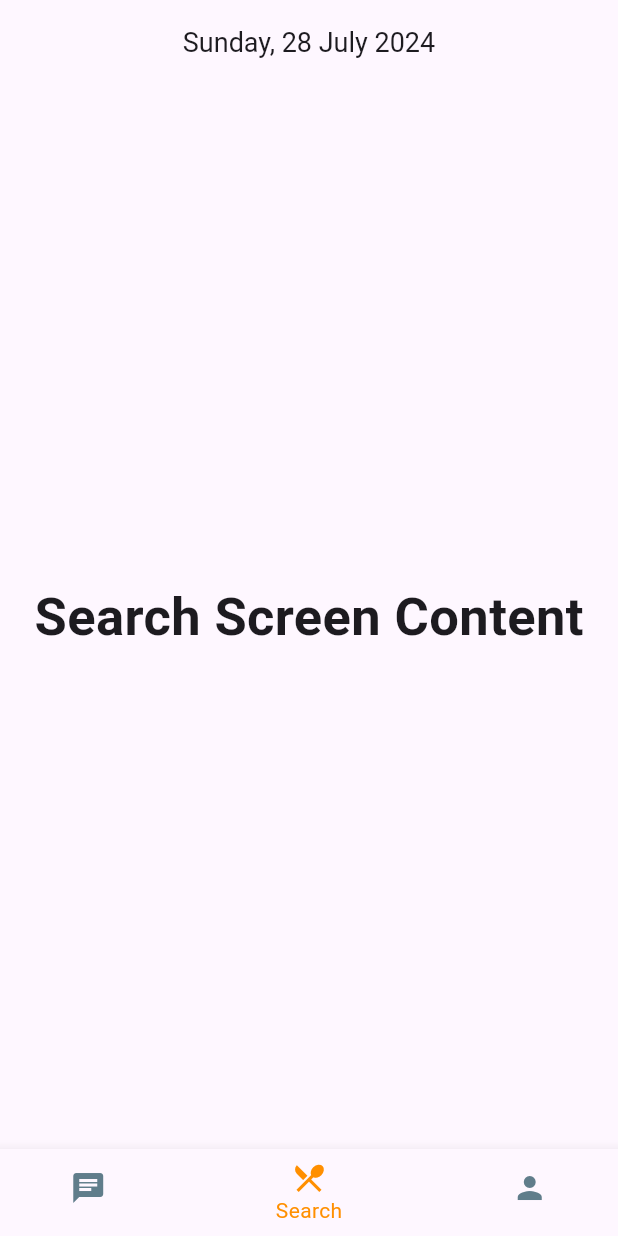
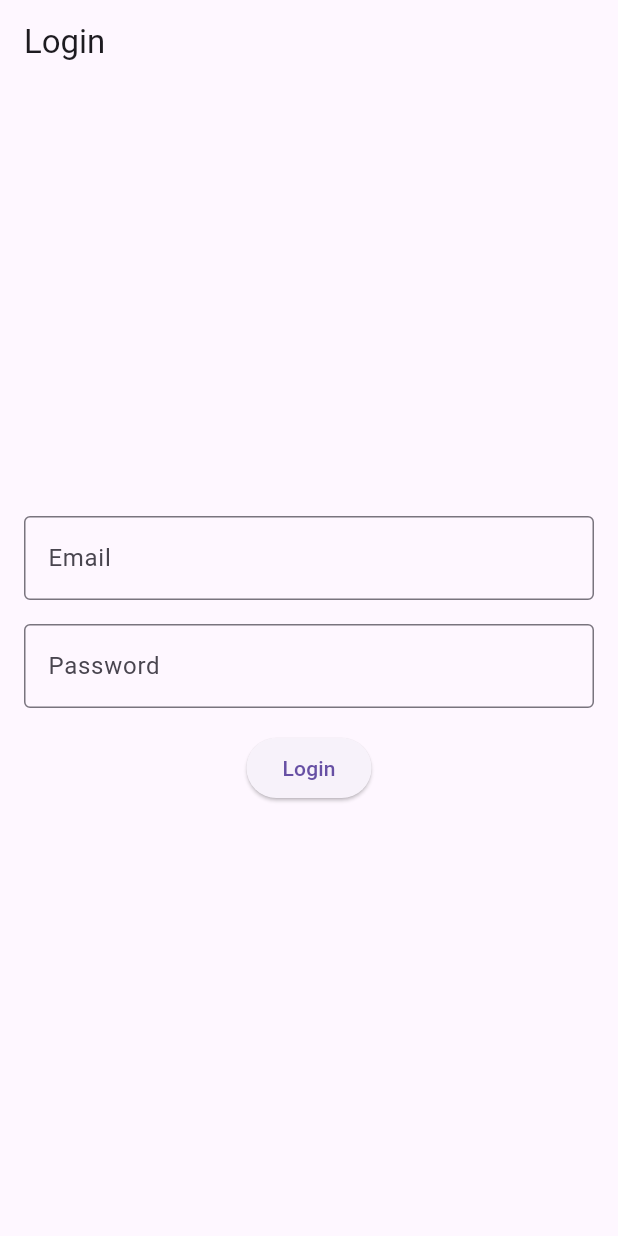
Before and after one commit to QambarOfficial/what_to_eat, a Flutter app: the screen it shows after launch, on a phone screen of 412 x 824 dp. Run offline on Flutter 3.47's test engine with Material 3 defaults, Android fonts, the phone set to English and light mode, and no system bars.

Commit message:
login page intigrated

```diff
--- /dev/null
+++ b/lib/loginPage.dart
@@ -0,0 +1,70 @@
+import 'package:flutter/material.dart';
+import 'main.dart';
+
+class LoginPage extends StatefulWidget {
+  const LoginPage({super.key});
+
+  @override
+  _LoginPageState createState() => _LoginPageState();
+}
+
+class _LoginPageState extends State<LoginPage> {
+  final TextEditingController _emailController = TextEditingController();
+  final TextEditingController _passwordController = TextEditingController();
+
+  void _login() {
+    final String email = _emailController.text;
+    final String password = _passwordController.text;
+
+    // Perform login logic here
+    print('Email: $email');
+    print('Password: $password');
+    if (email == "email" && password == "pass") {
+      Navigator.push(
+        context,
+        MaterialPageRoute(builder: (context) => MyHomePage()),
+      );
+    } else {
+      print("wrong email or password");
+    }
+  }
+
+  @override
+  Widget build(BuildContext context) {
+    return Scaffold(
+      appBar: AppBar(
+        title: const Text('Login'),
+      ),
+      body: Padding(
+        padding: const EdgeInsets.all(16.0),
+        child: Column(
+          mainAxisAlignment: MainAxisAlignment.center,
+          children: <Widget>[
+            TextField(
+              controller: _emailController,
+              decoration: const InputDecoration(
+                labelText: 'Email',
+                border: OutlineInputBorder(),
+              ),
+              keyboardType: TextInputType.emailAddress,
+            ),
+            const SizedBox(height: 16.0),
+            TextField(
+              controller: _passwordController,
+              decoration: const InputDecoration(
+                labelText: 'Password',
+                border: OutlineInputBorder(),
+              ),
+              obscureText: true,
+            ),
+            const SizedBox(height: 16.0),
+            ElevatedButton(
+              onPressed: _login,
+              child: const Text('Login'),
+            ),
+          ],
+        ),
+      ),
+    );
+  }
+}
--- a/lib/main.dart
+++ b/lib/main.dart
@@ -2,6 +2,8 @@ import 'package:flutter/material.dart';
 import 'package:what_to_eat/chat_screen.dart';
 import 'package:what_to_eat/profile_screen.dart';
 import 'package:what_to_eat/search_screen.dart';
+
+import 'loginPage.dart';
 
 void main() {
   runApp(const MyApp());
@@ -15,7 +17,7 @@ class MyApp extends StatelessWidget {
     return MaterialApp(
       title: 'Khane me kya hai',
       theme: ThemeData(primarySwatch: Colors.orange),
-      home: const MyHomePage(),
+      home: const LoginPage(),
     );
   }
 }
```
